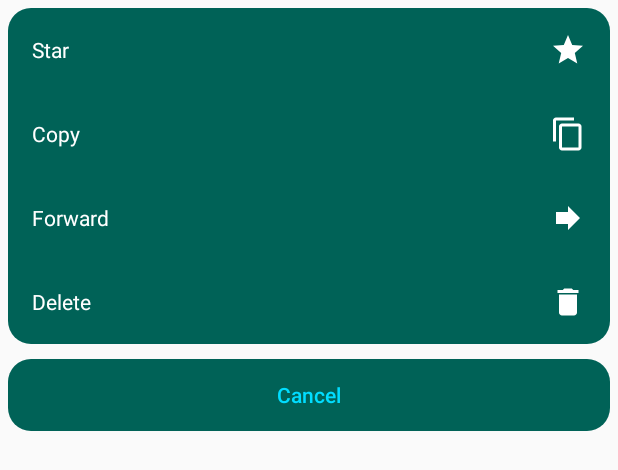
After one commit to fakhar16/Vortex, an Android app: the layout message_bottom_sheet_layout.xml on its own in the app's theme, with its tools: preview values and no code run, on a phone screen of 412 x 824 dp. The commit adds this screen. Shown: the top 470 px of the screen. Run offline under Robolectric (Android 15) with nearby library versions, the phone set to English and light mode, and no system bars.

Commit message:
Added bottom sheet dialog for long click on specific message

```diff
--- a/app/src/main/java/com/samsung/vortex/adapters/MessagesAdapter.kt
+++ b/app/src/main/java/com/samsung/vortex/adapters/MessagesAdapter.kt
@@ -12,6 +12,7 @@ import com.samsung.vortex.databinding.ItemMessageBinding
 import com.samsung.vortex.model.Message
 import com.samsung.vortex.utils.FirebaseUtils
 import com.samsung.vortex.utils.Utils.Companion.getDateTimeString
+import com.samsung.vortex.utils.bottomsheethandler.MessageBottomSheetHandler
 
 class MessagesAdapter(var context: Context, private var messageList: ArrayList<Message>, var senderId: String, var receiverId: String)
     : RecyclerView.Adapter<MessagesAdapter.MessageViewHolder>(){
@@ -61,6 +62,12 @@ class MessagesAdapter(var context: Context, private var messageList: ArrayList<M
         //Setting message and time
         holder.binding.message.text = message.message
         holder.binding.messageTime.text = getDateTimeString(message.time)
+
+        //Long click on message
+        holder.binding.myLinearLayout.setOnLongClickListener {
+            MessageBottomSheetHandler.start(context)
+            true
+        }
     }
 
     fun getItemPosition(message_id: String?): Int {
--- /dev/null
+++ b/app/src/main/java/com/samsung/vortex/utils/bottomsheethandler/MessageBottomSheetHandler.kt
@@ -0,0 +1,28 @@
+package com.samsung.vortex.utils.bottomsheethandler
+
+import android.content.Context
+import android.graphics.Color
+import android.view.View
+import android.widget.Button
+import com.google.android.material.bottomsheet.BottomSheetDialog
+import com.samsung.vortex.R
+
+class MessageBottomSheetHandler {
+    companion object {
+        fun start(context: Context) {
+            val dialog = BottomSheetDialog(context)
+            val view = View.inflate(context, R.layout.message_bottom_sheet_layout, null)
+
+            dialog.setContentView(view)
+            dialog.setCanceledOnTouchOutside(false)
+            (view.parent as View).setBackgroundColor(Color.TRANSPARENT)
+
+            //cancel button
+            dialog.findViewById<Button>(R.id.cancel)!!.setOnClickListener {
+                dialog.dismiss()
+            }
+
+            dialog.show()
+        }
+    }
+}
--- /dev/null
+++ b/app/src/main/res/drawable/baseline_content_copy_24.xml
@@ -0,0 +1,5 @@
+<vector android:height="24dp" android:tint="#FFFFFF"
+    android:viewportHeight="24" android:viewportWidth="24"
+    android:width="24dp" xmlns:android="http://schemas.android.com/apk/res/android">
+    <path android:fillColor="@android:color/white" android:pathData="M16,1L4,1c-1.1,0 -2,0.9 -2,2v14h2L4,3h12L16,1zM19,5L8,5c-1.1,0 -2,0.9 -2,2v14c0,1.1 0.9,2 2,2h11c1.1,0 2,-0.9 2,-2L21,7c0,-1.1 -0.9,-2 -2,-2zM19,21L8,21L8,7h11v14z"/>
+</vector>
--- /dev/null
+++ b/app/src/main/res/drawable/baseline_delete_24.xml
@@ -0,0 +1,5 @@
+<vector android:height="24dp" android:tint="#FFFFFF"
+    android:viewportHeight="24" android:viewportWidth="24"
+    android:width="24dp" xmlns:android="http://schemas.android.com/apk/res/android">
+    <path android:fillColor="@android:color/white" android:pathData="M6,19c0,1.1 0.9,2 2,2h8c1.1,0 2,-0.9 2,-2V7H6v12zM19,4h-3.5l-1,-1h-5l-1,1H5v2h14V4z"/>
+</vector>
--- /dev/null
+++ b/app/src/main/res/drawable/baseline_forward_24.xml
@@ -0,0 +1,5 @@
+<vector android:autoMirrored="true" android:height="24dp"
+    android:tint="#FFFFFF" android:viewportHeight="24"
+    android:viewportWidth="24" android:width="24dp" xmlns:android="http://schemas.android.com/apk/res/android">
+    <path android:fillColor="@android:color/white" android:pathData="M12,8V4l8,8 -8,8v-4H4V8z"/>
+</vector>
--- /dev/null
+++ b/app/src/main/res/drawable/round_corner.xml
@@ -0,0 +1,5 @@
+<?xml version="1.0" encoding="utf-8"?>
+<shape xmlns:android="http://schemas.android.com/apk/res/android">
+    <corners  android:radius="15dp"/>
+    <solid android:color="@color/colorPrimary" />
+</shape>
--- /dev/null
+++ b/app/src/main/res/layout/message_bottom_sheet_layout.xml
@@ -0,0 +1,124 @@
+<?xml version="1.0" encoding="utf-8"?>
+<LinearLayout
+    xmlns:android="http://schemas.android.com/apk/res/android"
+    xmlns:tools="http://schemas.android.com/tools"
+    android:orientation="vertical"
+    android:layout_width="match_parent"
+    android:layout_height="match_parent"
+    android:padding="5dp">
+
+    <LinearLayout
+        android:layout_width="match_parent"
+        android:layout_height="wrap_content"
+        android:background="@drawable/round_corner"
+        android:orientation="vertical">
+        <LinearLayout
+            android:layout_width="match_parent"
+            android:layout_height="wrap_content"
+            android:orientation="horizontal"
+            android:id="@+id/star"
+            android:background="?android:attr/selectableItemBackground"
+            android:padding="8dp">
+
+            <TextView
+                android:id="@+id/star_text"
+                android:layout_width="0dp"
+                android:layout_height="wrap_content"
+                android:text="Star"
+                android:layout_weight="1"
+                android:textColor="@android:color/white"
+                android:layout_gravity="center_vertical"
+                android:padding="8dp"
+                tools:ignore="HardcodedText" />
+
+            <ImageView
+                android:id="@+id/star_icon"
+                android:layout_width="24dp"
+                android:layout_height="24dp"
+                android:src="@drawable/baseline_star_24"
+                android:layout_margin="8dp"/>
+
+        </LinearLayout>
+        <LinearLayout
+            android:layout_width="match_parent"
+            android:layout_height="wrap_content"
+            android:orientation="horizontal"
+            android:id="@+id/copy"
+            android:background="?android:attr/selectableItemBackground"
+            android:padding="8dp">
+            <TextView
+                android:layout_width="0dp"
+                android:layout_height="wrap_content"
+                android:text="Copy"
+                android:layout_weight="1"
+                android:textColor="@android:color/white"
+                android:layout_gravity="center_vertical"
+                android:padding="8dp"
+                tools:ignore="HardcodedText" />
+
+            <ImageView
+                android:layout_width="24dp"
+                android:layout_height="24dp"
+                android:src="@drawable/baseline_content_copy_24"
+                android:layout_margin="8dp"/>
+        </LinearLayout>
+        <LinearLayout
+            android:layout_width="match_parent"
+            android:layout_height="wrap_content"
+            android:orientation="horizontal"
+            android:id="@+id/forward"
+            android:background="?android:attr/selectableItemBackground"
+            android:padding="8dp">
+            <TextView
+                android:layout_width="0dp"
+                android:layout_height="wrap_content"
+                android:text="Forward"
+                android:layout_weight="1"
+                android:textColor="@android:color/white"
+                android:layout_gravity="center_vertical"
+                android:padding="8dp"
+                tools:ignore="HardcodedText" />
+
+            <ImageView
+                android:layout_width="24dp"
+                android:layout_height="24dp"
+                android:src="@drawable/baseline_forward_24"
+                android:layout_margin="8dp"/>
+        </LinearLayout>
+        <LinearLayout
+            android:layout_width="match_parent"
+            android:layout_height="wrap_content"
+            android:orientation="horizontal"
+            android:id="@+id/delete"
+            android:background="?android:attr/selectableItemBackground"
+            android:padding="8dp">
+
+            <TextView
+                android:layout_width="0dp"
+                android:layout_height="wrap_content"
+                android:text="Delete"
+                android:layout_weight="1"
+                android:textColor="@android:color/white"
+                android:layout_gravity="center_vertical"
+                android:padding="8dp"
+                tools:ignore="HardcodedText" />
+
+            <ImageView
+                android:layout_width="24dp"
+                android:layout_height="24dp"
+                android:src="@drawable/baseline_delete_24"
+                android:layout_margin="8dp"/>
+        </LinearLayout>
+    </LinearLayout>
+
+    <Button
+        android:id="@+id/cancel"
+        android:layout_width="match_parent"
+        android:layout_height="wrap_content"
+        android:background="@drawable/round_corner"
+        android:layout_marginTop="10dp"
+        android:text="@string/CANCEL"
+        android:textAllCaps="false"
+        android:textColor="@android:color/holo_blue_bright"
+        />
+</LinearLayout>
```
